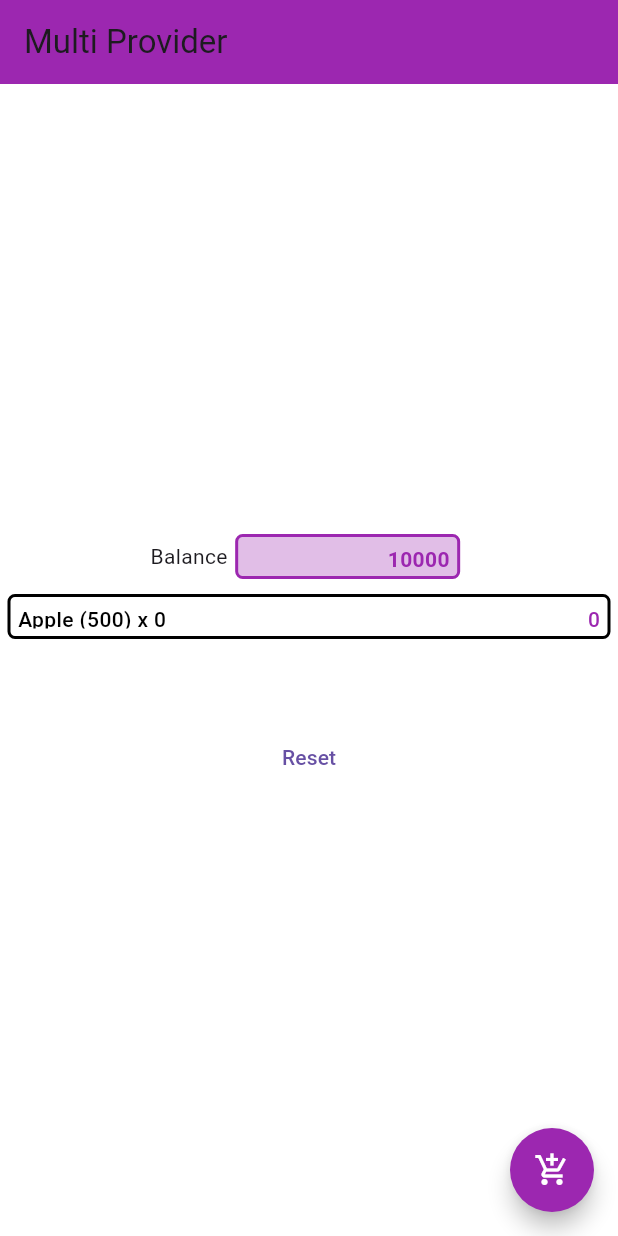
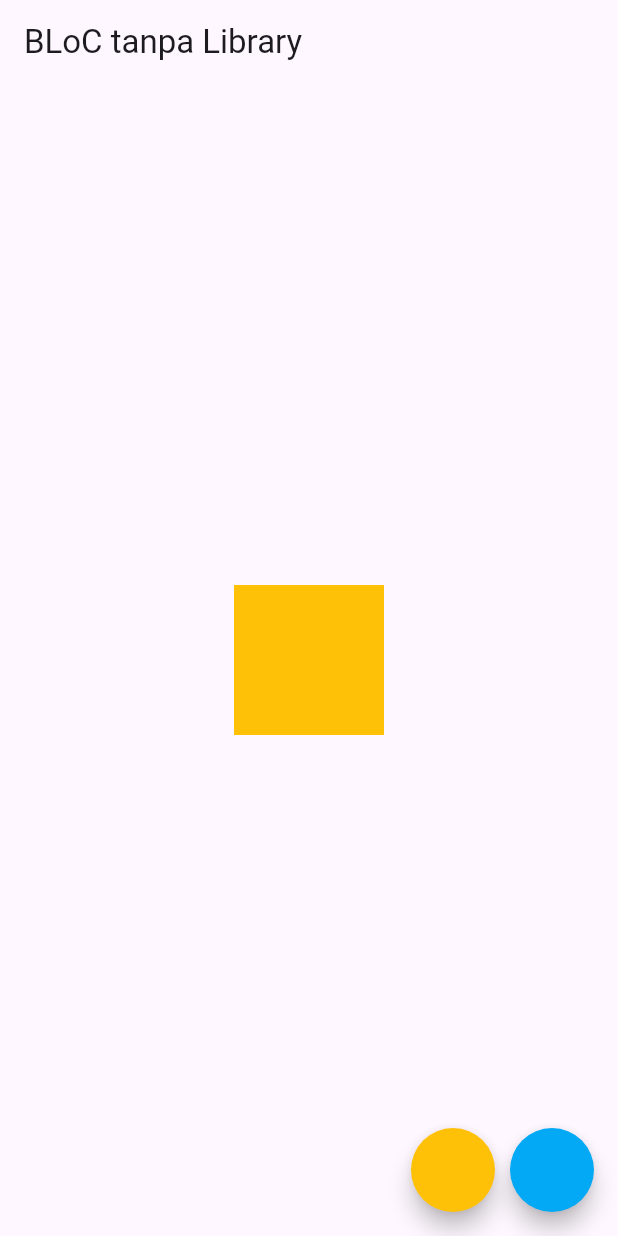
Before and after one commit to favjiw/provider-state-management, a Flutter app: the screen it shows after launch, on a phone screen of 412 x 824 dp. Run offline on Flutter 3.47's test engine with Material 3 defaults, Android fonts, the phone set to English and light mode, and no system bars.

Commit message:
FLUTTER 44. BLoC State Management

```diff
--- /dev/null
+++ b/lib/bloc_without_lib/bloc_without_lib_main.dart
@@ -0,0 +1,62 @@
+import 'package:flutter/material.dart';
+import 'package:learn_provider/bloc_without_lib/color_bloc.dart';
+
+class BlocWithoutLibMain extends StatefulWidget {
+  const BlocWithoutLibMain({super.key});
+
+  @override
+  State<BlocWithoutLibMain> createState() => _BlocWithoutLibMainState();
+}
+
+class _BlocWithoutLibMainState extends State<BlocWithoutLibMain> {
+  ColorBloc bloc = ColorBloc();
+  @override
+  void dispose() {
+    bloc.dispose;
+    super.dispose();
+  }
+
+  @override
+  Widget build(BuildContext context) {
+
+    return MaterialApp(
+      home: Scaffold(
+        appBar: AppBar(title: Text('BLoC tanpa Library')),
+        body: Center(
+          child: StreamBuilder(
+            stream: bloc.stateStream,
+            initialData: Colors.amber,
+            builder: (context, snapshot) {
+              return AnimatedContainer(
+                duration: Duration(milliseconds: 500),
+                width: 100,
+                height: 100,
+                color: snapshot.data,
+              );
+            },
+          ),
+        ),
+        floatingActionButton: Row(
+          mainAxisAlignment: MainAxisAlignment.end,
+          children: [
+            FloatingActionButton(
+              shape: CircleBorder(),
+              backgroundColor: Colors.amber,
+              onPressed: () {
+                bloc.eventSink.add(ColorEvent.to_amber);
+              },
+            ),
+            SizedBox(width: 10),
+            FloatingActionButton(
+              shape: CircleBorder(),
+              backgroundColor: Colors.lightBlue,
+              onPressed: () {
+                bloc.eventSink.add(ColorEvent.to_light_blue);
+              },
+            ),
+          ],
+        ),
+      ),
+    );
+  }
+}
--- /dev/null
+++ b/lib/bloc_without_lib/color_bloc.dart
@@ -0,0 +1,33 @@
+import 'dart:async';
+import 'package:flutter/material.dart';
+
+enum ColorEvent{to_amber, to_light_blue}
+
+class ColorBloc{
+  Color _color = Colors.amber;
+
+  StreamController<ColorEvent> _eventController = StreamController<ColorEvent>();
+  StreamSink<ColorEvent> get eventSink => _eventController.sink;
+
+  StreamController<Color> _stateController = StreamController<Color>();
+  StreamSink<Color> get _stateSink => _stateController.sink;
+  Stream<Color> get stateStream => _stateController.stream;
+
+  void _mapEventToState(ColorEvent colorEvent){
+    if(colorEvent == ColorEvent.to_amber){
+      _color = Colors.amber;
+    }else{
+      _color = Colors.lightBlue;
+    }
+    _stateSink.add(_color);
+  }
+
+  ColorBloc(){
+    _eventController.stream.listen(_mapEventToState);
+  }
+
+  void dispose(){
+    _eventController.close();
+    _stateController.close();
+  }
+}
--- a/lib/main.dart
+++ b/lib/main.dart
@@ -1,6 +1,6 @@
 import 'package:flutter/material.dart';
-import 'package:learn_provider/multi_provider/multi_provider_main.dart';
+import 'pages_export.dart';
 
 void main() {
-  runApp(const MultiProviderMain());
+  runApp(const BlocWithoutLibMain());
 }
--- /dev/null
+++ b/lib/pages_export.dart
@@ -0,0 +1,3 @@
+export 'package:learn_provider/provider_1/provider_1_main.dart';
+export 'package:learn_provider/multi_provider/multi_provider_main.dart';
+export 'package:learn_provider/bloc_without_lib/bloc_without_lib_main.dart';
```
